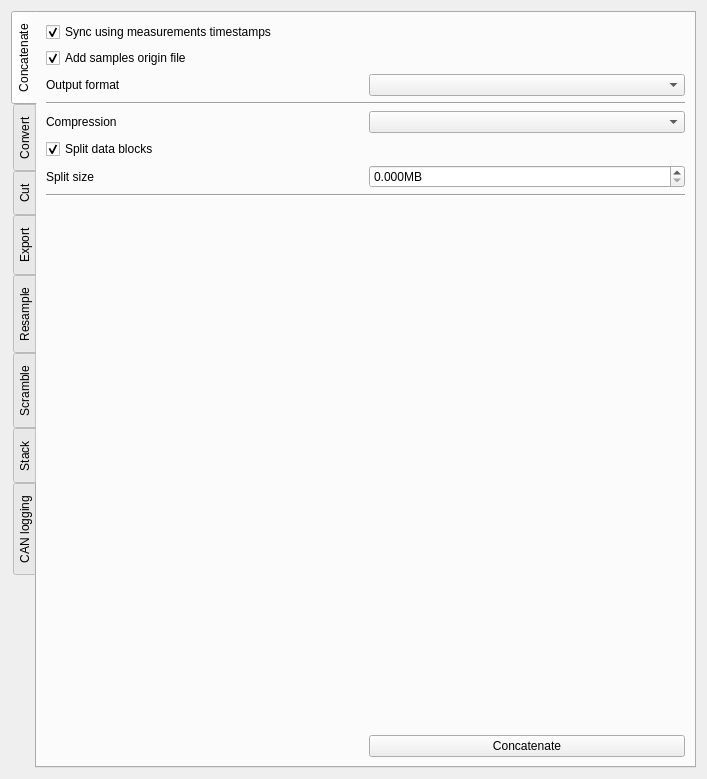
Qt form asammdf/gui/ui/batch_widget.ui (danielhrisca/asammdf) before a commit.
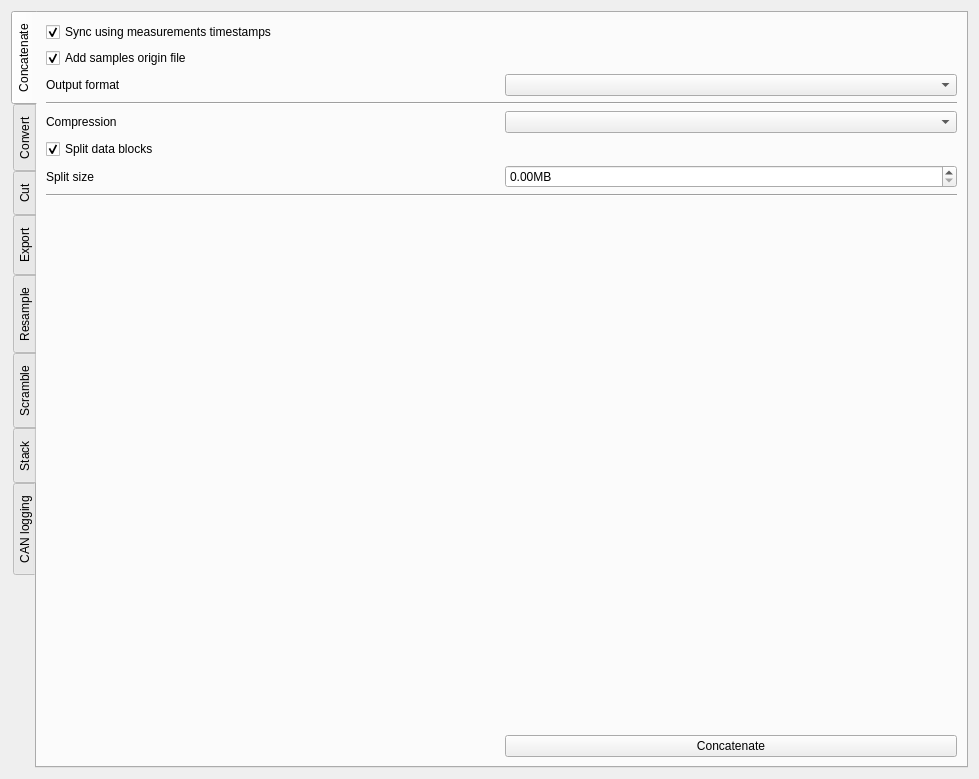
The same form after that commit. The open tabs and pages were chosen to show the change. Icons and pictures are not drawn. Custom widgets are drawn as their Qt base class.

Commit message: avoid using QDoubleSpinBox.setDecimals because it is very slow

What changed in the file:
```diff
--- a/asammdf/gui/ui/batch_widget.ui
+++ b/asammdf/gui/ui/batch_widget.ui
@@ -6,7 +6,7 @@
    <rect>
     <x>0</x>
     <y>0</y>
-    <width>707</width>
+    <width>979</width>
     <height>779</height>
    </rect>
   </property>
@@ -107,9 +107,6 @@
           <property name="suffix">
            <string>MB</string>
           </property>
-          <property name="decimals">
-           <number>3</number>
-          </property>
           <property name="maximum">
            <double>4.000000000000000</double>
           </property>
```
Left out of the diff: 11 changed lines with no effect on the pictures. The commit also changes 6 other files.
